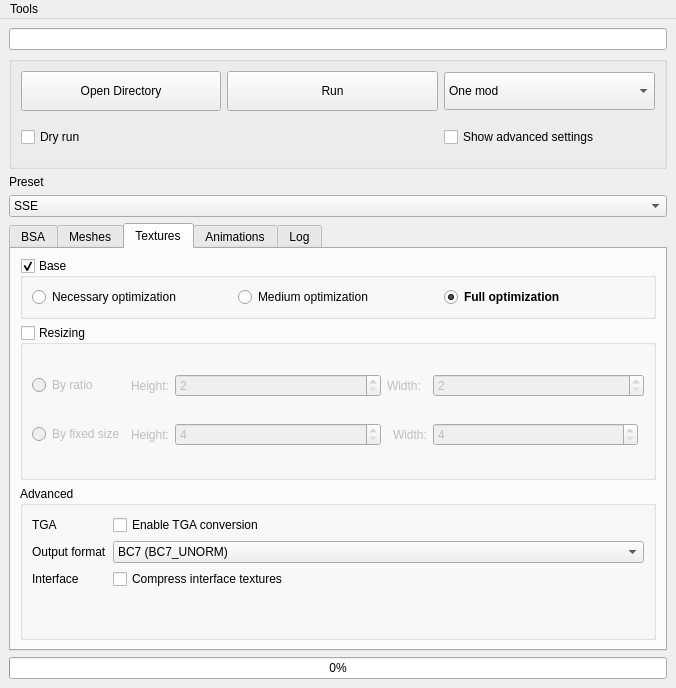
Guekka/cathedral-assets-optimizer, file src/MainWindow.ui: the form before one commit.
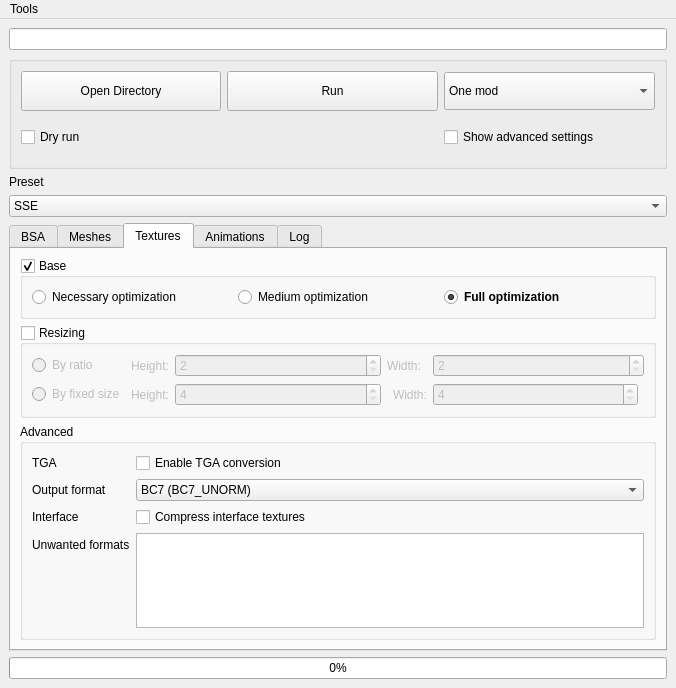
The form after the commit.

Commit message: Restored the ability for the user to set unwanted textures formats. Fixed typo for the meshes user combo box.

The edit to the form file:
```diff
--- a/src/MainWindow.ui
+++ b/src/MainWindow.ui
@@ -1052,6 +1052,16 @@
              </property>
             </widget>
            </item>
+           <item row="3" column="0">
+            <widget class="QLabel" name="label_19">
+             <property name="text">
+              <string>Unwanted formats</string>
+             </property>
+            </widget>
+           </item>
+           <item row="3" column="1">
+            <widget class="QPlainTextEdit" name="texturesUnwantedFormats"/>
+           </item>
           </layout>
          </widget>
         </item>
```
The commit also changes 6 other files.
